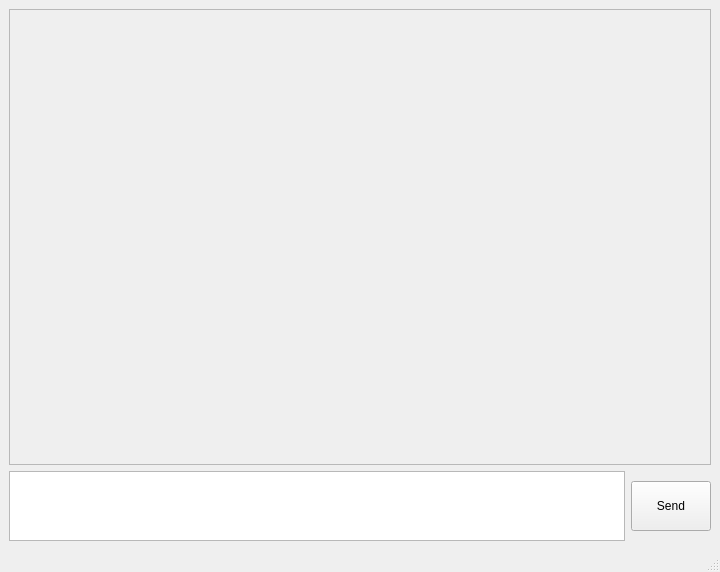
The window that verbiverse/UI/MainWindow.ui (HATTER-LONG/Verbiverse) describes before a commit, drawn with Qt 5.
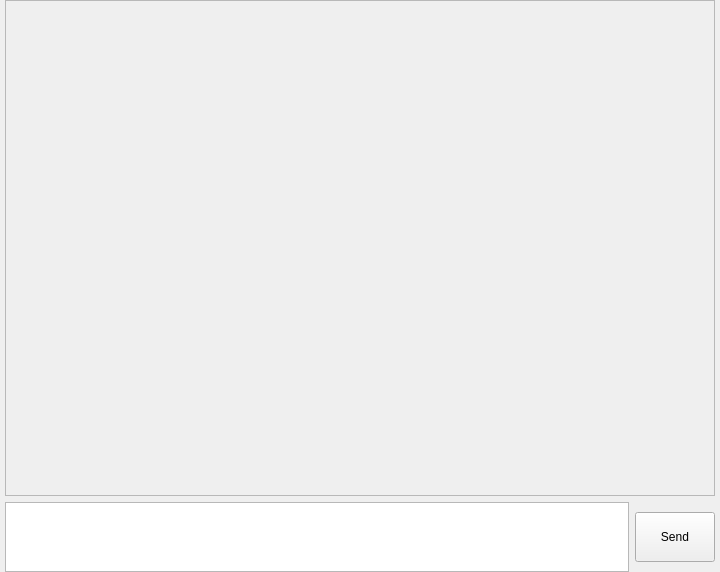
The same window after the commit.

Commit message: [Fix] change local memeber name style

What changed in the file:
```diff
--- a/verbiverse/UI/MainWindow.ui
+++ b/verbiverse/UI/MainWindow.ui
@@ -15,10 +15,30 @@
   </property>
   <widget class="QWidget" name="centralwidget">
    <layout class="QVBoxLayout" name="verticalLayout_6">
+    <property name="spacing">
+     <number>-1</number>
+    </property>
+    <property name="leftMargin">
+     <number>5</number>
+    </property>
+    <property name="topMargin">
+     <number>0</number>
+    </property>
+    <property name="rightMargin">
+     <number>5</number>
+    </property>
+    <property name="bottomMargin">
+     <number>0</number>
+    </property>
     <item>
      <layout class="QVBoxLayout" name="verticalLayout_5">
       <item>
-       <widget class="QScrollArea" name="chatScrollArea">
+       <widget class="QScrollArea" name="chat_scroll_area">
+        <property name="font">
+         <font>
+          <family>.AppleSystemUIFont</family>
+         </font>
+        </property>
         <property name="widgetResizable">
          <bool>false</bool>
         </property>
@@ -28,7 +48,7 @@
         <widget class="QWidget" name="scrollAreaWidgetContents_2">
          <property name="geometry">
           <rect>
-           <x>8</x>
+           <x>15</x>
            <y>0</y>
            <width>677</width>
            <height>392</height>
@@ -91,7 +111,6 @@
     </rect>
    </property>
   </widget>
-  <widget class="QStatusBar" name="statusbar"/>
  </widget>
  <resources/>
  <connections/>
```
Left out of the diff: 7 changed lines with no effect on the pictures. The commit also changes 2 other files.
